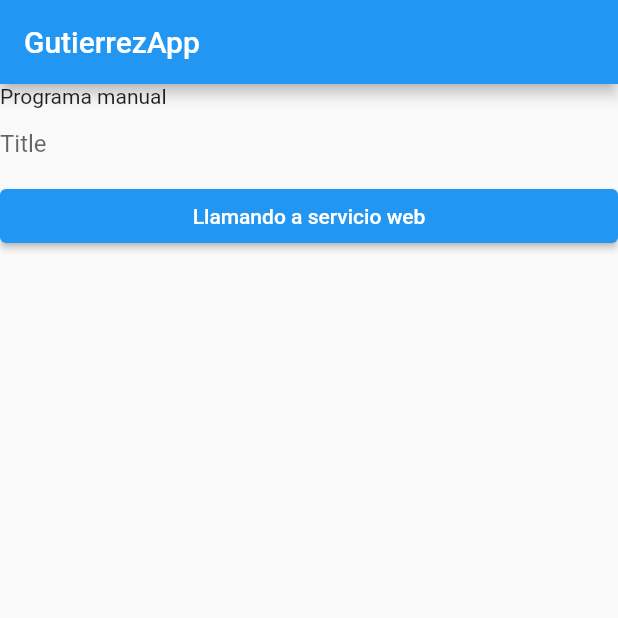
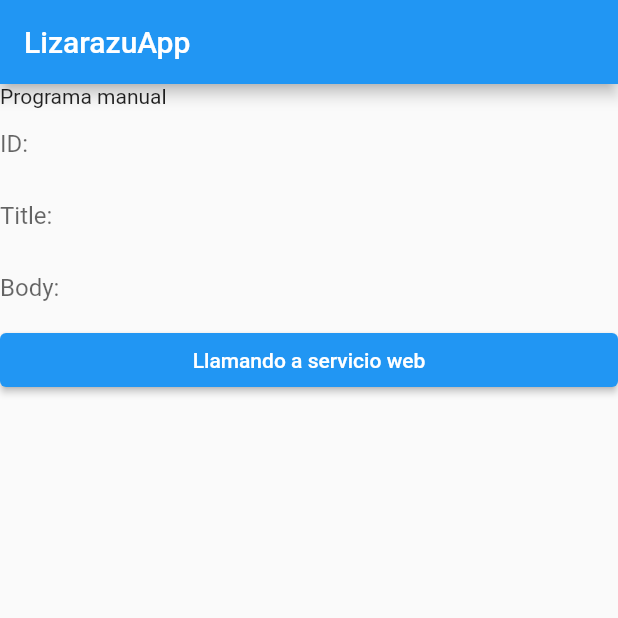
Before and after one commit to brunogutierrezf/flutter2, a Flutter app: the screen it shows after launch, after a tap on "Llamando a servicio web", on a phone screen of 412 x 824 dp, the top half of it. Run offline on Flutter 3.47's test engine with Material 2 defaults, Android fonts, the phone set to English and light mode, and no system bars; network calls fail.

Commit message:
soy reee puto

```diff
--- a/lib/main.dart
+++ b/lib/main.dart
@@ -27,15 +27,24 @@ class inicio extends StatefulWidget {
 }
 
 class _inicioState extends State<inicio> {
+  TextEditingController idController = TextEditingController();
   TextEditingController titleController = TextEditingController();
+  TextEditingController bodyController = TextEditingController();
   Future<String> getData() async {
     var response = await http.get(
         Uri.parse("https://jsonplaceholder.typicode.com/posts"),
         headers: {"Accept": "aplication/json"});
     List map = json.decode(response.body);
     var basic = Basic.fromJson(map[1]);
+    print("id");
+    print(basic.id);
+    print("title");
     print(basic.title);
-    titleController.text = 'Titulo '+ basic.title.toString();
+    print("body");
+    print(basic.body);
+    idController.text = 'id ' + basic.id.toString();
+    titleController.text = 'Titulo ' + basic.title.toString();
+    bodyController.text = 'body ' + basic.body.toString();
     return 'okey';
   }
 
@@ -43,16 +52,28 @@ class _inicioState extends State<inicio> {
   Widget build(BuildContext context) {
     return Scaffold(
       appBar: AppBar(
-        title: Text('GutierrezApp'),
+        title: Text('LizarazuApp'),
       ),
       body: ListView(children: <Widget>[
         Text("Programa manual"),
-      TextFormField(
-        controller: titleController,
-        readOnly: true,
-        decoration: InputDecoration(hintText: "Title",
-        border:InputBorder.none),
-      ),
+        TextFormField(
+          controller: idController,
+          readOnly: true,
+          decoration:
+              InputDecoration(hintText: "ID: ", border: InputBorder.none),
+        ),
+        TextFormField(
+          controller: titleController,
+          readOnly: true,
+          decoration:
+              InputDecoration(hintText: "Title: ", border: InputBorder.none),
+        ),
+        TextFormField(
+          controller: bodyController,
+          readOnly: true,
+          decoration:
+              InputDecoration(hintText: "Body: ", border: InputBorder.none),
+        ),
         ElevatedButton(
             onPressed: getData, child: new Text('Llamando a servicio web'))
       ]),
```
